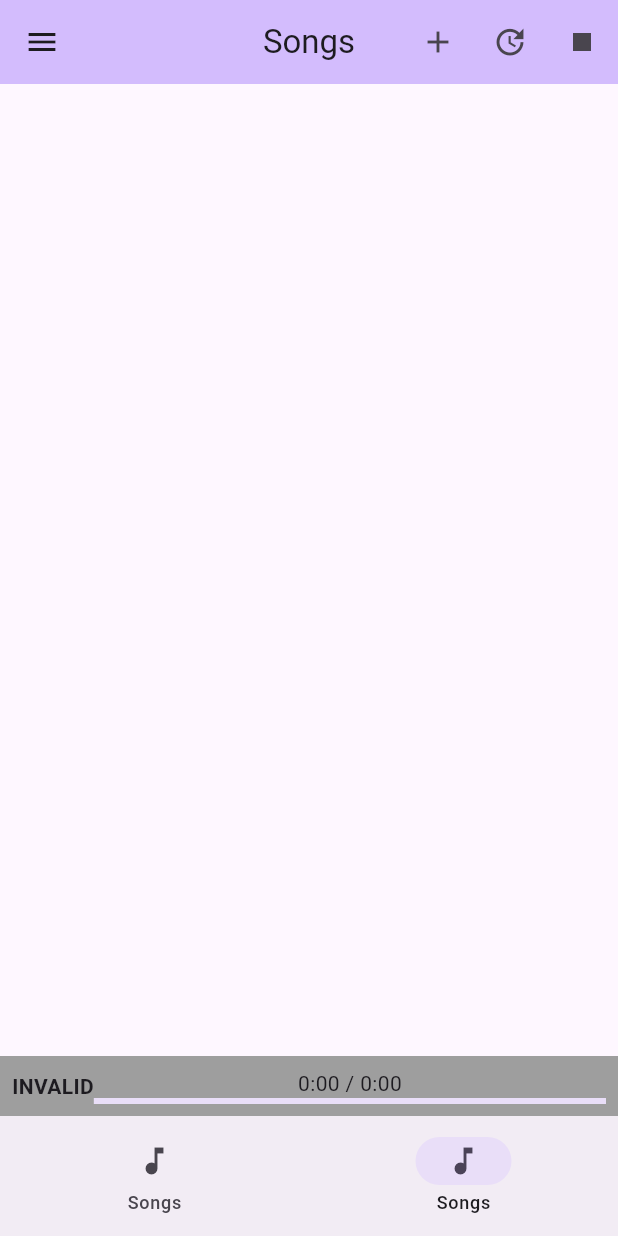
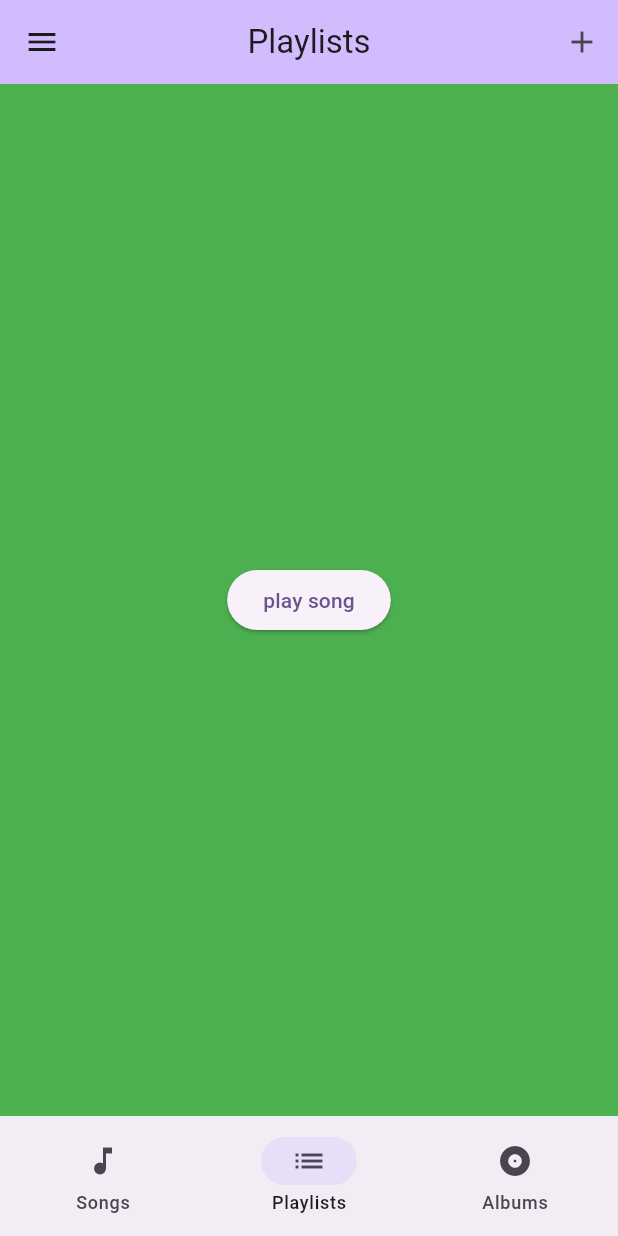
Before and after one commit to Minnowo/dmus, a Flutter app: the screen it shows after launch, swiped to page 2, on a phone screen of 412 x 824 dp. Run offline on Flutter 3.47's test engine with Material 2 defaults, Android fonts, the phone set to English and light mode, and no system bars; our stand-ins replace audioplayers, file_picker.

Commit message:
text when empty list, hide progress bar when not playing, cleanup

```diff
--- a/dmus/lib/core/data/MusicFetcher.dart
+++ b/dmus/lib/core/data/MusicFetcher.dart
@@ -10,6 +10,7 @@ class MusicFetcher {
 
   static MusicFetcher instance = MusicFetcher();
 
+  // this is the database rightnow
   static List<PlatformFile> files = [];
 
   void addFiles(List<PlatformFile> paths) {
@@ -19,6 +20,9 @@ class MusicFetcher {
   }
 
   void addFile(PlatformFile path){
+    if(files.contains(path)) {
+      return;
+    }
     files.add(path);
     debugPrint("Adding $path to music list");
   }
--- a/dmus/lib/main.dart
+++ b/dmus/lib/main.dart
@@ -1,8 +1,10 @@
-import 'package:dmus/core/audio/AudioController.dart';
 import 'package:dmus/core/audio/AudioController.dart';
 import 'package:dmus/ui/model/AudioControllerModel.dart';
+import 'package:dmus/ui/pages/AlbumsPage.dart';
 import 'package:dmus/ui/pages/NavigationPage.dart';
+import 'package:dmus/ui/pages/PlayListsPage.dart';
 import 'package:dmus/ui/pages/SongsPage.dart';
+import 'package:dmus/ui/widgets/CurrentlyPlayingBar.dart';
 import 'package:flutter/material.dart';
 import 'package:provider/provider.dart';
 
@@ -51,20 +53,20 @@ class PageNavItem{
 
 class _RootPageState extends State<RootPage> {
 
-  PageController _pageController = PageController();
+  final PageController _pageController = PageController();
   int _currentPage = 0;
 
   final List<NavigationPage> _pages = [
     const SongsPage(),
-    const SongsPage(),
-    // const PlaylistsPage(),
-    // const AlbumsPage(),
+    const PlaylistsPage(),
+    const AlbumsPage(),
   ];
 
   void navigatePage(int page) {
 
-    if(page < 0 || page >= _pages.length || page == _currentPage)
+    if(page < 0 || page >= _pages.length || page == _currentPage) {
       return;
+    }
 
     setState(() => _currentPage = page);
 
@@ -77,9 +79,11 @@ class _RootPageState extends State<RootPage> {
 
   @override
   Widget build(BuildContext context) {
-
     return Scaffold(
-      body: PageView(
+      body: Column(
+        children: [
+          Expanded(
+              child: PageView(
                   controller: _pageController,
                   onPageChanged: (page) {
                     setState(() {
@@ -87,6 +91,10 @@ class _RootPageState extends State<RootPage> {
                     });
                   },
                   children: _pages
+              )
+          ),
+          const CurrentlyPlayingBar(),
+        ],
       ),
       bottomNavigationBar: NavigationBar(
         selectedIndex:_currentPage,
--- a/dmus/lib/ui/dialogs/ImportDialog.dart
+++ b/dmus/lib/ui/dialogs/ImportDialog.dart
@@ -1,8 +1,6 @@
 import 'package:dmus/core/data/FileDialog.dart';
 import 'package:dmus/core/data/MusicFetcher.dart';
 import 'package:flutter/material.dart';
-
-/// Flutter code sample for [Dialog].
 
 class ImportDialog extends StatelessWidget {
   const ImportDialog({super.key});
--- /dev/null
+++ b/dmus/lib/ui/model/PlaylistPageModel.dart
@@ -0,0 +1,51 @@
+
+
+
+
+import 'package:flutter/cupertino.dart';
+
+import '../../core/data/DataEntity.dart';
+import '../../core/data/MusicFetcher.dart';
+
+class PlaylistModel extends ChangeNotifier {
+
+  List<Playlist> playlists = [];
+
+  void update(){
+
+    playlists.clear();
+
+    debugPrint("About to update music");
+
+    // MusicFetcher.instance.getAllMusic().then(
+    //         (value) {
+    //       debugPrint("Adding songs to song page");
+    //       for (var element in value) {
+    //         debugPrint("adding $element");
+    //         playlists.add(element);
+    //       }
+    //     });
+    //
+    notifyListeners();
+  }
+
+  void add(Playlist p){
+    playlists.add(p);
+    notifyListeners();
+  }
+
+  void remove(Playlist p){
+    playlists.remove(p);
+    notifyListeners();
+  }
+
+  void removeFromTitle(String title){
+
+    var c = playlists.length;
+
+    playlists.removeWhere((element) => element.displayTitle.compareTo(title) == 0);
+
+    if(c != playlists.length)
+      notifyListeners();
+  }
+}
--- a/dmus/lib/ui/pages/PlayListsPage.dart
+++ b/dmus/lib/ui/pages/PlayListsPage.dart
@@ -1,47 +1,63 @@
 
 import 'package:dmus/core/audio/AudioTest.dart';
 import 'package:flutter/material.dart';
+import 'package:provider/provider.dart';
 
+import '../model/PlaylistPageModel.dart';
 import '../widgets/SettingsDrawer.dart';
 import 'NavigationPage.dart';
 
-// class PlaylistsPage extends NavigationPage {
-//
-//   const PlaylistsPage({super.key}) : super(icon: Icons.list, title: "Playlists");
-//
-//   @override
-//   State<PlaylistsPage> createState() => _PlaylistsPageState();
-// }
-//
-//
-// class _PlaylistsPageState extends State<PlaylistsPage>
-// {
-//   @override
-//   Widget build(BuildContext context) {
-//     return Scaffold(
-//         appBar: AppBar(
-//           backgroundColor: Theme.of(context).colorScheme.inversePrimary,
-//           title: Text(widget.title),
-//           centerTitle: true,
-//           actions: [
-//             IconButton(
-//               icon: Icon(Icons.add),
-//               onPressed: () {},
-//             ),
-//           ],
-//         ),
-//         body: Container(
-//             color: Colors.green,
-//             child: Center(
-//               child:
-//               ElevatedButton(onPressed: (){
-//
-//                 StaticAudioTest.playerTestSong();
-//
-//               }, child: Text("play song"),
-//               ),
-//             )),
-//         drawer: SettingsDrawer()
-//     );
-//   }
-// }
+class PlaylistsPage extends NavigationPage {
+
+  const PlaylistsPage({super.key}) : super(icon: Icons.list, title: "Playlists");
+
+  @override
+  Widget build(BuildContext context) {
+    return ChangeNotifierProvider(
+      create: (context) => PlaylistModel(),
+      child: _PlaylistsPage(this),
+    );
+  }
+}
+
+class _PlaylistsPage extends StatefulWidget {
+
+  final PlaylistsPage parent;
+
+  const _PlaylistsPage(this.parent, {super.key});
+
+  @override
+  State<_PlaylistsPage> createState() => _PlaylistsPageState();
+}
+
+class _PlaylistsPageState extends State<_PlaylistsPage>
+{
+  @override
+  Widget build(BuildContext context) {
+    return Scaffold(
+        appBar: AppBar(
+          backgroundColor: Theme.of(context).colorScheme.inversePrimary,
+          title: Text(widget.parent.title),
+          centerTitle: true,
+          actions: [
+            IconButton(
+              icon: Icon(Icons.add),
+              onPressed: () {},
+            ),
+          ],
+        ),
+        body: Container(
+            color: Colors.green,
+            child: Center(
+              child:
+              ElevatedButton(onPressed: (){
+
+                StaticAudioTest.playerTestSong();
+
+              }, child: Text("play song"),
+              ),
+            )),
+        drawer: SettingsDrawer()
+    );
+  }
+}
--- a/dmus/lib/ui/pages/SongsPage.dart
+++ b/dmus/lib/ui/pages/SongsPage.dart
@@ -40,7 +40,7 @@ class _SongsPageState extends State<_SongsPage> {
 
     var songsModel = context.watch<SongsModel>();
 
-    debugPrint("Rebuilding stuff");
+    debugPrint("Rebuilding stuff: length of songsModel sonogs ${songsModel.songs.length}");
 
     return Scaffold(
         appBar: AppBar(
@@ -67,8 +67,15 @@ class _SongsPageState extends State<_SongsPage> {
           ],
         ),
         body: Column(
-            children: [
-              Expanded(child: ListView.builder(
+
+          children: <Widget>[
+
+            if(songsModel.songs.isEmpty)
+              Center(child: Text("Nothing is here!"),)
+
+            else
+              Expanded(
+                  child:ListView.builder(
                       itemCount: songsModel.songs.length,
                       itemBuilder: (context, index) {
                         var song = songsModel.songs[index];
@@ -84,9 +91,11 @@ class _SongsPageState extends State<_SongsPage> {
                             await AudioController.instance.playSong(song);
                           },
                         );
-                })),
-              CurrentlyPlayingBar()
-            ]),
+                      })
+              )
+          ],
+
+        ) ,
         endDrawerEnableOpenDragGesture: true,
         drawer: SettingsDrawer());
   }
--- a/dmus/lib/ui/widgets/CurrentlyPlayingBar.dart
+++ b/dmus/lib/ui/widgets/CurrentlyPlayingBar.dart
@@ -1,16 +1,34 @@
 
 
 import 'package:dmus/ui/model/AudioControllerModel.dart';
-import 'package:flutter/cupertino.dart';
 import 'package:flutter/material.dart';
 import 'package:provider/provider.dart';
 
 class CurrentlyPlayingBar extends  StatelessWidget {
+  const CurrentlyPlayingBar({super.key});
+
+
+  String formatTimeDisplay(Duration sp, Duration sd) {
+
+    return '${(sp.inMinutes % 60).toString().padLeft(2, '0')}'
+        ':'
+        '${(sp.inSeconds % 60).toString().padLeft(2, '0')}'
+        ' / '
+        '${(sd.inMinutes % 60).toString().padLeft(2, '0')}'
+        ':'
+        '${(sd.inSeconds % 60).toString().padLeft(2, '0')}'
+    ;
+  }
+
+
   @override
   Widget build(BuildContext context) {
 
+    AudioControllerModel audioControllerModel = context.watch<AudioControllerModel>();
 
-    AudioControllerModel audioControllerModel = context.watch<AudioControllerModel>();
+    if(!audioControllerModel.isPlaying) {
+      return Container();
+    }
 
     var currentSongPosition = audioControllerModel.position;
     var songDuration = audioControllerModel.duration;
@@ -18,29 +36,26 @@ class CurrentlyPlayingBar extends  StatelessWidget {
 
     double progress = currentSongPosition.inMilliseconds.toDouble();
 
-    if(songDuration.inMilliseconds != 0)
+    if(songDuration.inMilliseconds != 0) {
       progress /= songDuration.inMilliseconds;
+    }
 
     return Container(
-      decoration: BoxDecoration(
-        color: Colors.grey, // Customize the background color as needed
+      decoration: const BoxDecoration(
+        color: Colors.grey,
       ),
-      padding: EdgeInsets.all(8.0), // Add padding for better layout
+      padding: const EdgeInsets.all(8.0),
       child: Row(
         mainAxisAlignment: MainAxisAlignment.spaceBetween,
         children: <Widget>[
-          // Display the current song title
           Text(
             songTitle,
-            style: TextStyle(fontWeight: FontWeight.bold),
+            style: const TextStyle(fontWeight: FontWeight.bold),
           ),
-          // Display the song position and progress bar
           Expanded(
             child: Column(
               children: <Widget>[
-                Text(
-                  '${currentSongPosition.inMinutes}:${(currentSongPosition.inSeconds % 60).toString().padLeft(2, '0')} / ${songDuration.inMinutes}:${(songDuration.inSeconds % 60).toString().padLeft(2, '0')}',
-                ),
+                Text( formatTimeDisplay(currentSongPosition, songDuration) ),
                 LinearProgressIndicator(
                   value: progress,
                 ),
```
Also changed, not shown: dmus/lib/ui/model/AlbumsPageModel.dart (added, +12 -0 lines), dmus/lib/ui/pages/AlbumsPage.dart (+53 -36 lines), dmus/lib/ui/widgets/SettingsDrawer.dart (+16 -14 lines). Lines whose indentation alone changed are shown as unchanged.
